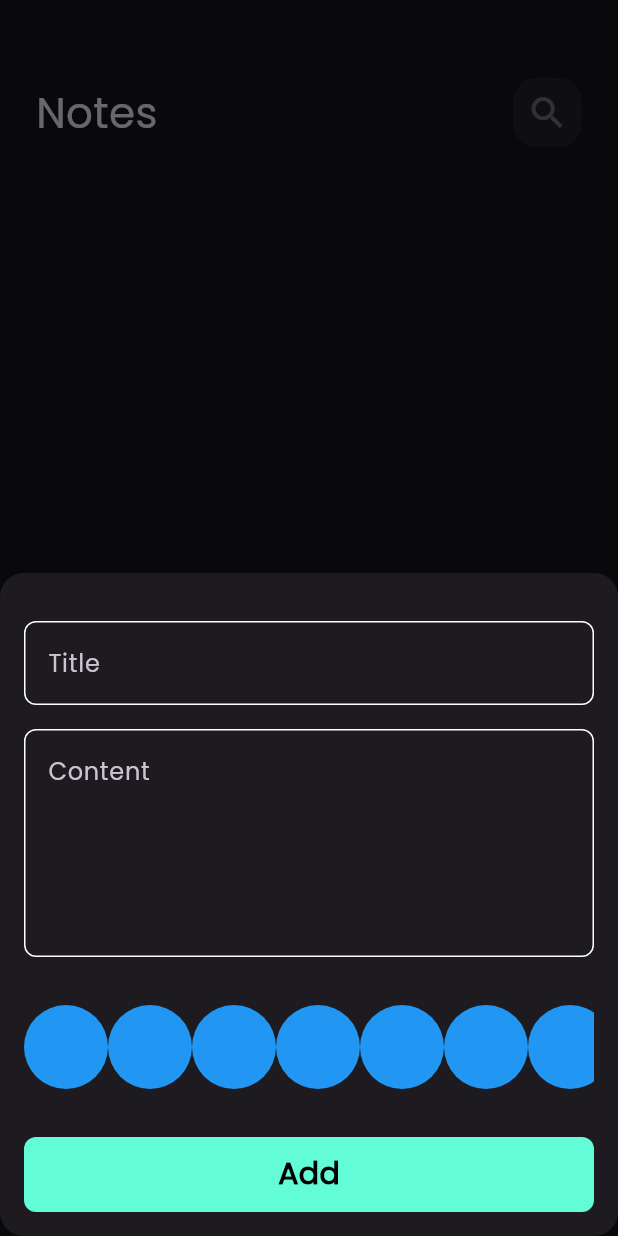
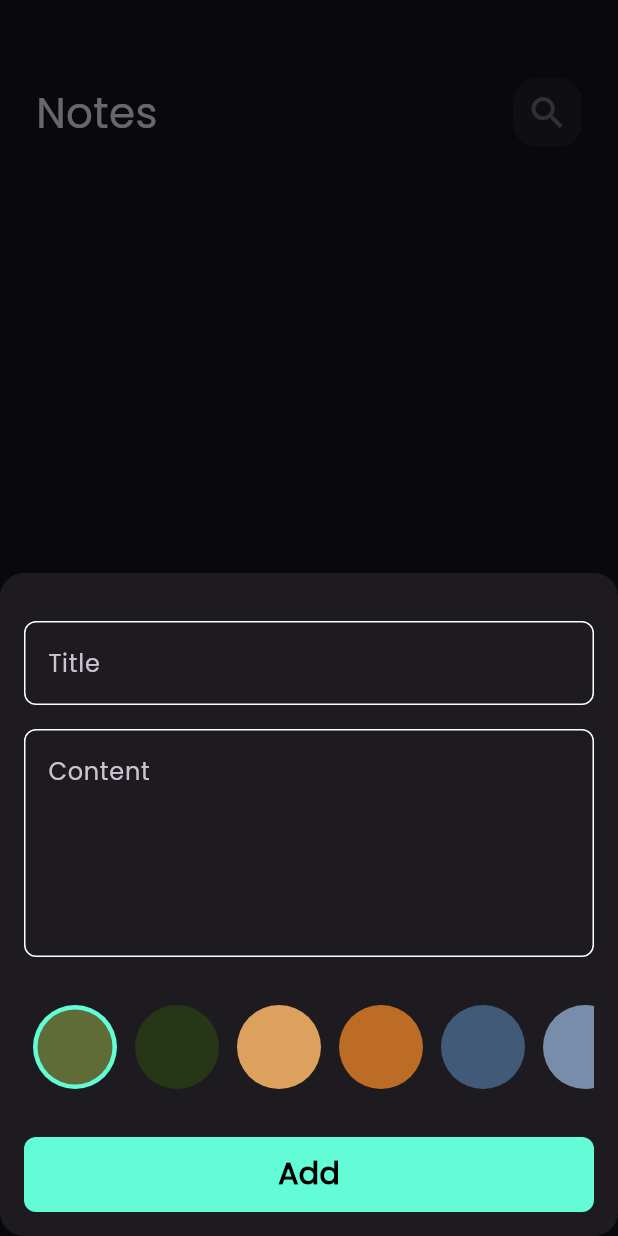
Before and after one commit to ragehh/notes_app, a Flutter app: the screen it shows after launch, after a tap on the "add" icon, on a phone screen of 412 x 824 dp. Run offline on Flutter 3.47's test engine with Material 3 defaults, Android fonts, the phone set to English and light mode, and no system bars; our stand-ins replace flutter_bloc, font_awesome_flutter, hive, hive_flutter; accounts and stored records are empty.

Commit message:
Create colors list view part two

```diff
--- a/lib/views/widgets/colors_list_view.dart
+++ b/lib/views/widgets/colors_list_view.dart
@@ -1,17 +1,47 @@
 import 'package:flutter/material.dart';
+import 'package:notes_app/constants.dart';
 
-class ColorsListView extends StatelessWidget {
+class ColorsListView extends StatefulWidget {
   const ColorsListView({super.key});
+
+  @override
+  State<ColorsListView> createState() => _ColorsListViewState();
+}
+
+class _ColorsListViewState extends State<ColorsListView> {
+  int curreintIndex = 0;
+  List<Color> colors = const [
+    Color(0xff606c38),
+    Color(0xff283618),
+    Color(0xffdda15e),
+    Color(0xffbc6c25),
+    Color(0xff415a77),
+    Color(0xff778da9),
+    Color(0xffff8fab),
+    Color(0xfffb6f92),
+  ];
 
   @override
   Widget build(BuildContext context) {
     return SizedBox(
       height: 28 * 2,
       child: ListView.builder(
-        itemCount: 10,
+        itemCount: colors.length,
         scrollDirection: Axis.horizontal,
         itemBuilder: (context, index) {
-          return ColorItem();
+          return Padding(
+            padding: const EdgeInsets.symmetric(horizontal: 4),
+            child: GestureDetector(
+              onTap: () {
+                curreintIndex = index;
+                setState(() {});
+              },
+              child: ColorItem(
+                isPicked: curreintIndex == index,
+                color: colors[index],
+              ),
+            ),
+          );
         },
       ),
     );
@@ -19,10 +49,19 @@
 }
 
 class ColorItem extends StatelessWidget {
-  const ColorItem({super.key});
+  const ColorItem({super.key, required this.isPicked, required this.color});
+
+  final bool isPicked;
+  final Color color;
 
   @override
   Widget build(BuildContext context) {
-    return const CircleAvatar(radius: 28, backgroundColor: Colors.blue);
+    return isPicked
+        ? CircleAvatar(
+            radius: 30,
+            backgroundColor: kPrimaryColor,
+            child: CircleAvatar(radius: 25, backgroundColor: color),
+          )
+        : CircleAvatar(radius: 30, backgroundColor: color);
   }
 }
```
